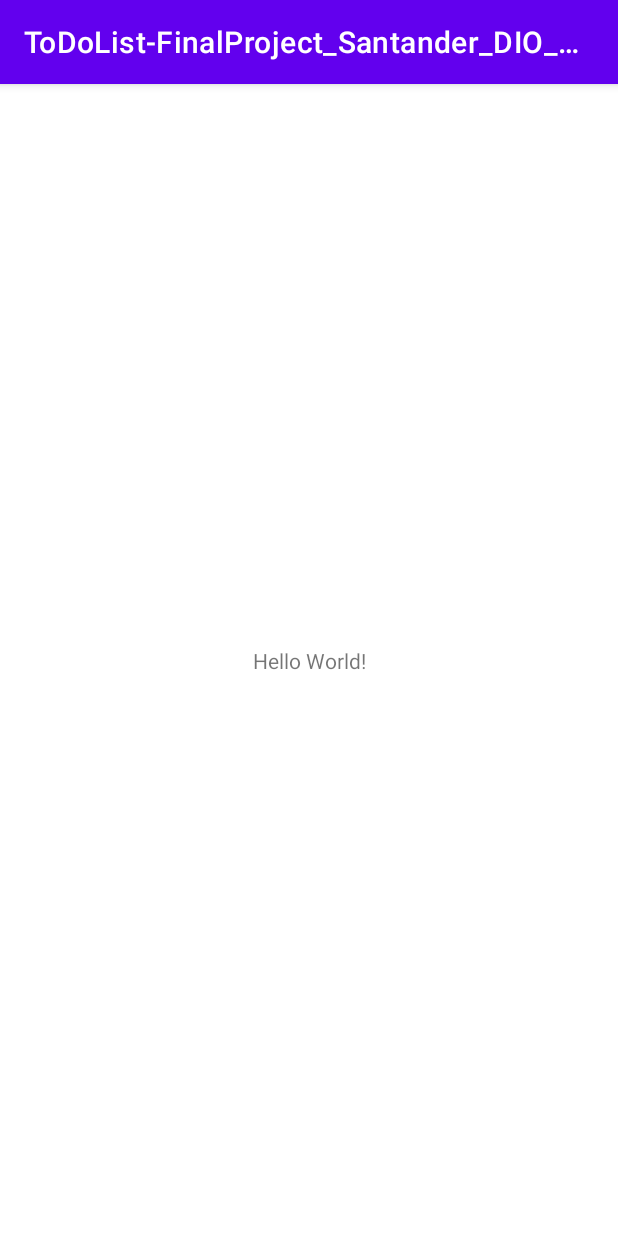
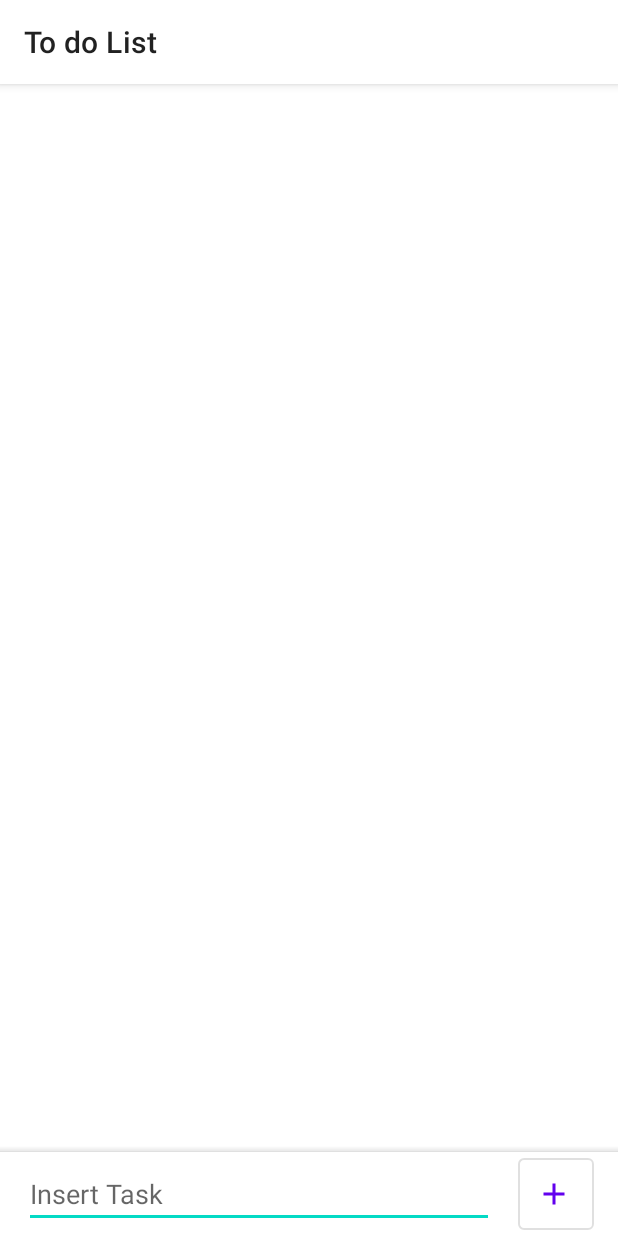
Before and after one commit to joaomouratocn/ToDoList, an Android app: the screen it shows after launch (MainActivity), on a phone screen of 412 x 824 dp. Run offline under Robolectric (Android 15) with nearby library versions, the phone set to English and light mode, and no system bars; our stand-ins replace data binding.

Commit message:
Criado UI

```diff
--- a/app/build.gradle
+++ b/app/build.gradle
@@ -46,6 +46,7 @@ dependencies {
     implementation 'androidx.appcompat:appcompat:1.3.1'
     implementation 'com.google.android.material:material:1.4.0'
     implementation 'androidx.constraintlayout:constraintlayout:2.1.0'
+    implementation 'androidx.legacy:legacy-support-v4:1.0.0'
     testImplementation 'junit:junit:4.13.2'
     androidTestImplementation 'androidx.test.ext:junit:1.1.3'
     androidTestImplementation 'androidx.test.espresso:espresso-core:3.4.0'
--- a/app/src/main/AndroidManifest.xml
+++ b/app/src/main/AndroidManifest.xml
@@ -9,7 +9,7 @@
         android:roundIcon="@mipmap/ic_launcher_round"
         android:supportsRtl="true"
         android:theme="@style/Theme.ToDoListFinalProject_Santander_DIO_Bootcamp">
-        <activity android:name=".MainActivity">
+        <activity android:name=".ui.MainActivity">
             <intent-filter>
                 <action android:name="android.intent.action.MAIN" />
 
--- a/app/src/main/java/br/com/programadorjm/todolist_finalproject_santander_dio_bootcamp/MainActivity.kt
+++ b/app/src/main/java/br/com/programadorjm/todolist_finalproject_santander_dio_bootcamp/ui/MainActivity.kt
@@ -1,7 +1,8 @@
-package br.com.programadorjm.todolist_finalproject_santander_dio_bootcamp
+package br.com.programadorjm.todolist_finalproject_santander_dio_bootcamp.ui
 
 import androidx.appcompat.app.AppCompatActivity
 import android.os.Bundle
+import br.com.programadorjm.todolist_finalproject_santander_dio_bootcamp.R
 
 class MainActivity : AppCompatActivity() {
     override fun onCreate(savedInstanceState: Bundle?) {
--- /dev/null
+++ b/app/src/main/java/br/com/programadorjm/todolist_finalproject_santander_dio_bootcamp/ui/MainViewModel.kt
@@ -0,0 +1,19 @@
+package br.com.programadorjm.todolist_finalproject_santander_dio_bootcamp.ui
+
+import androidx.lifecycle.ViewModel
+import androidx.lifecycle.ViewModelProvider
+import br.com.programadorjm.todolist_finalproject_santander_dio_bootcamp.data.RepositoryImpl
+import java.lang.IllegalArgumentException
+
+class MainViewModel(private val repositoryImpl: RepositoryImpl) : ViewModel() {
+
+
+    class ViewModelFactory(private val repositoryImpl: RepositoryImpl): ViewModelProvider.Factory {
+        override fun <T : ViewModel?> create(modelClass: Class<T>): T {
+            if(modelClass.isAssignableFrom(MainViewModel::class.java)){
+                return modelClass.getConstructor(RepositoryImpl::class.java).newInstance(repositoryImpl)
+            }
+            throw IllegalArgumentException("Unknown class")
+        }
+    }
+}
--- /dev/null
+++ b/app/src/main/res/drawable/ic_baseline_add_24.xml
@@ -0,0 +1,10 @@
+<vector xmlns:android="http://schemas.android.com/apk/res/android"
+    android:width="24dp"
+    android:height="24dp"
+    android:viewportWidth="24"
+    android:viewportHeight="24"
+    android:tint="?attr/colorControlNormal">
+  <path
+      android:fillColor="@android:color/white"
+      android:pathData="M19,13h-6v6h-2v-6H5v-2h6V5h2v6h6v2z"/>
+</vector>
--- a/app/src/main/res/layout/activity_main.xml
+++ b/app/src/main/res/layout/activity_main.xml
@@ -1,18 +1,70 @@
 <?xml version="1.0" encoding="utf-8"?>
-<androidx.constraintlayout.widget.ConstraintLayout xmlns:android="http://schemas.android.com/apk/res/android"
-    xmlns:app="http://schemas.android.com/apk/res-auto"
-    xmlns:tools="http://schemas.android.com/tools"
-    android:layout_width="match_parent"
-    android:layout_height="match_parent"
-    tools:context=".MainActivity">
+<layout xmlns:android="http://schemas.android.com/apk/res/android"
+    xmlns:app="http://schemas.android.com/apk/res-auto">
 
-    <TextView
-        android:layout_width="wrap_content"
-        android:layout_height="wrap_content"
-        android:text="Hello World!"
-        app:layout_constraintBottom_toBottomOf="parent"
-        app:layout_constraintLeft_toLeftOf="parent"
-        app:layout_constraintRight_toRightOf="parent"
-        app:layout_constraintTop_toTopOf="parent" />
+    <androidx.coordinatorlayout.widget.CoordinatorLayout
+        android:layout_width="match_parent"
+        android:layout_height="match_parent">
 
-</androidx.constraintlayout.widget.ConstraintLayout>
+        <com.google.android.material.appbar.AppBarLayout
+            android:layout_width="match_parent"
+            android:layout_height="wrap_content">
+
+            <com.google.android.material.appbar.MaterialToolbar
+                android:layout_width="match_parent"
+                android:layout_height="?attr/actionBarSize"
+                android:background="@color/white"
+                app:title="@string/str_to_do_list"/>
+
+        </com.google.android.material.appbar.AppBarLayout>
+
+        <androidx.core.widget.NestedScrollView
+            android:layout_width="match_parent"
+            android:layout_height="match_parent"
+            app:layout_behavior="@string/appbar_scrolling_view_behavior">
+
+            <androidx.recyclerview.widget.RecyclerView
+                android:id="@+id/main_recycle"
+                android:layout_width="match_parent"
+                android:layout_height="match_parent"/>
+
+        </androidx.core.widget.NestedScrollView>
+
+
+
+        <com.google.android.material.bottomappbar.BottomAppBar
+            android:layout_width="match_parent"
+            android:layout_height="wrap_content"
+            android:layout_gravity="bottom">
+
+            <LinearLayout
+                android:layout_width="match_parent"
+                android:layout_height="match_parent"
+                android:layout_marginEnd="16dp"
+                android:orientation="horizontal">
+
+                <EditText
+                    android:layout_width="wrap_content"
+                    android:layout_height="wrap_content"
+                    android:layout_gravity="center"
+                    android:layout_weight="1"
+                    android:layout_marginEnd="16dp"
+                    android:hint="@string/str_insert_task"
+                    android:singleLine="true"
+                    android:autofillHints="text"
+                    android:inputType="text"/>
+
+                    <Button
+                        android:layout_width="wrap_content"
+                        android:layout_height="wrap_content"
+                        android:layout_gravity="center"
+                        android:layout_weight="0.01"
+                        app:icon="@drawable/ic_baseline_add_24"
+                        style="@style/Widget.App.Button.OutlinedButton.IconOnly"/>
+
+            </LinearLayout>
+
+        </com.google.android.material.bottomappbar.BottomAppBar>
+
+    </androidx.coordinatorlayout.widget.CoordinatorLayout>
+</layout>
--- /dev/null
+++ b/app/src/main/res/layout/main_fragment.xml
@@ -0,0 +1,13 @@
+<?xml version="1.0" encoding="utf-8"?>
+<FrameLayout xmlns:android="http://schemas.android.com/apk/res/android"
+    xmlns:tools="http://schemas.android.com/tools"
+    android:layout_width="match_parent"
+    android:layout_height="match_parent"
+    tools:context=".ui.MainFragment">
+
+    <TextView
+        android:layout_width="match_parent"
+        android:layout_height="match_parent"
+        android:text="Hello" />
+
+</FrameLayout>
--- a/app/src/main/res/values-night/themes.xml
+++ b/app/src/main/res/values-night/themes.xml
@@ -1,6 +1,6 @@
 <resources xmlns:tools="http://schemas.android.com/tools">
     <!-- Base application theme. -->
-    <style name="Theme.ToDoListFinalProject_Santander_DIO_Bootcamp" parent="Theme.MaterialComponents.DayNight.DarkActionBar">
+    <style name="Theme.ToDoListFinalProject_Santander_DIO_Bootcamp" parent="Theme.MaterialComponents.DayNight.NoActionBar">
         <!-- Primary brand color. -->
         <item name="colorPrimary">@color/purple_200</item>
         <item name="colorPrimaryVariant">@color/purple_700</item>
@@ -13,4 +13,14 @@
         <item name="android:statusBarColor" tools:targetApi="l">?attr/colorPrimaryVariant</item>
         <!-- Customize your theme here. -->
     </style>
+
+    <style name="Widget.App.Button.OutlinedButton.IconOnly" parent="Widget.MaterialComponents.Button.OutlinedButton">
+        <item name="iconPadding">0dp</item>
+        <item name="android:insetTop">0dp</item>
+        <item name="android:insetBottom">0dp</item>
+        <item name="android:paddingLeft">12dp</item>
+        <item name="android:paddingRight">12dp</item>
+        <item name="android:minWidth">48dp</item>
+        <item name="android:minHeight">48dp</item>
+    </style>
 </resources>
--- a/app/src/main/res/values/strings.xml
+++ b/app/src/main/res/values/strings.xml
@@ -1,3 +1,5 @@
 <resources>
     <string name="app_name">ToDoList-FinalProject_Santander_DIO_Bootcamp</string>
+    <string name="str_to_do_list">To do List</string>
+    <string name="str_insert_task">Insert Task</string>
 </resources>
--- a/app/src/main/res/values/themes.xml
+++ b/app/src/main/res/values/themes.xml
@@ -1,6 +1,6 @@
 <resources xmlns:tools="http://schemas.android.com/tools">
     <!-- Base application theme. -->
-    <style name="Theme.ToDoListFinalProject_Santander_DIO_Bootcamp" parent="Theme.MaterialComponents.DayNight.DarkActionBar">
+    <style name="Theme.ToDoListFinalProject_Santander_DIO_Bootcamp" parent="Theme.MaterialComponents.DayNight.NoActionBar">
         <!-- Primary brand color. -->
         <item name="colorPrimary">@color/purple_500</item>
         <item name="colorPrimaryVariant">@color/purple_700</item>
@@ -13,4 +13,14 @@
         <item name="android:statusBarColor" tools:targetApi="l">?attr/colorPrimaryVariant</item>
         <!-- Customize your theme here. -->
     </style>
+
+    <style name="Widget.App.Button.OutlinedButton.IconOnly" parent="Widget.MaterialComponents.Button.OutlinedButton">
+        <item name="iconPadding">0dp</item>
+        <item name="android:insetTop">0dp</item>
+        <item name="android:insetBottom">0dp</item>
+        <item name="android:paddingLeft">12dp</item>
+        <item name="android:paddingRight">12dp</item>
+        <item name="android:minWidth">48dp</item>
+        <item name="android:minHeight">48dp</item>
+    </style>
 </resources>
```
